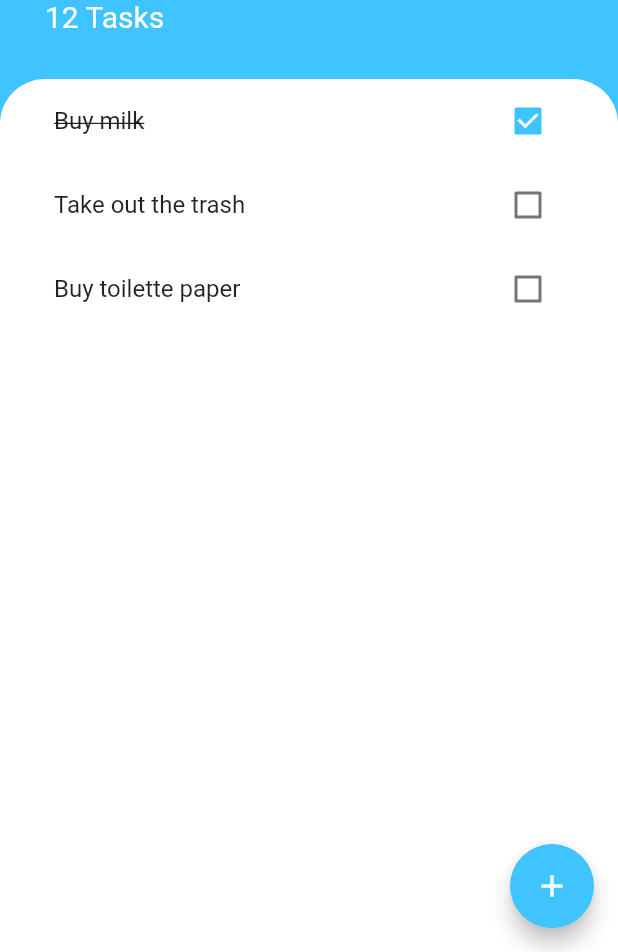
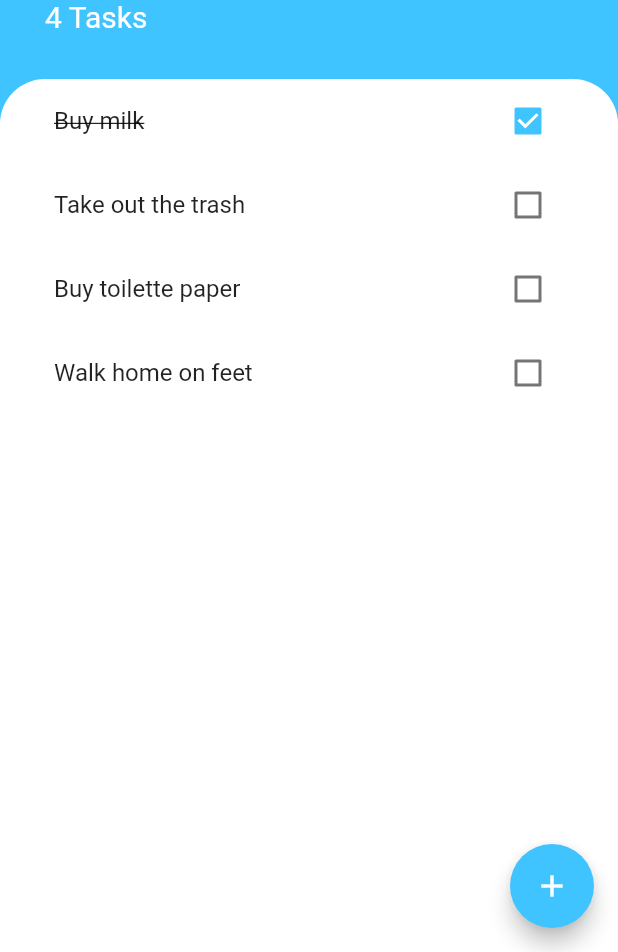
Before and after one commit to asly-97/todo_list_flutter_app, a Flutter app: the screen it shows after launch, on a phone screen of 412 x 824 dp, the part 284-1236 px from its top. Run offline on Flutter 3.47's test engine with Material 2 defaults, Android fonts, the phone set to English and light mode, and no system bars.

Commit message:
Use Provider instead of setState -  read tasks

```diff
--- a/lib/main.dart
+++ b/lib/main.dart
@@ -1,4 +1,7 @@
 import 'package:flutter/material.dart';
+import 'package:provider/provider.dart';
+import 'package:todo_list_flutter/models/task.dart';
+import 'package:todo_list_flutter/models/todolist.dart';
 import 'package:todo_list_flutter/screens/tasks_screen.dart';
 
 void main() {
@@ -8,8 +11,11 @@ void main() {
 class MyApp extends StatelessWidget {
   @override
   Widget build(BuildContext context) {
-    return MaterialApp(
-      home: TasksScreen(),
+    return ChangeNotifierProvider<TodoList>(
+      create: (_) => TodoList(),
+      child: MaterialApp(
+        home: TasksScreen(),
+      ),
     );
   }
 }
--- /dev/null
+++ b/lib/models/todolist.dart
@@ -0,0 +1,15 @@
+import 'package:flutter/foundation.dart';
+import 'package:todo_list_flutter/models/task.dart';
+
+class TodoList extends ChangeNotifier {
+  List<Task> tasks = [
+    Task(title: 'Buy milk', isDone: true),
+    Task(title: 'Take out the trash'),
+    Task(title: 'Buy toilette paper'),
+    Task(title: 'Walk home on feet'),
+  ];
+
+  int get count {
+    return tasks.length;
+  }
+}
--- a/lib/screens/tasks_screen.dart
+++ b/lib/screens/tasks_screen.dart
@@ -1,23 +1,11 @@
 import 'dart:ui';
+import 'package:flutter/material.dart';
+import 'package:todo_list_flutter/models/todolist.dart';
+import 'package:todo_list_flutter/screens/AddTaskScreen.dart';
+import 'package:todo_list_flutter/widgets/tasks_list.dart';
+import 'package:provider/provider.dart';
 
-import 'package:flutter/material.dart';
-import 'package:todo_list_flutter/screens/AddTaskScreen.dart';
-import 'package:todo_list_flutter/widgets/task_tile.dart';
-import 'package:todo_list_flutter/widgets/tasks_list.dart';
-import 'package:todo_list_flutter/models/task.dart';
-
-class TasksScreen extends StatefulWidget {
-  @override
-  State<TasksScreen> createState() => _TasksScreenState();
-}
-
-class _TasksScreenState extends State<TasksScreen> {
-  List<Task> tasks = [
-    Task(title: 'Buy milk', isDone: true),
-    Task(title: 'Take out the trash'),
-    Task(title: 'Buy toilette paper'),
-  ];
-
+class TasksScreen extends StatelessWidget {
   @override
   Widget build(BuildContext context) {
     return Scaffold(
@@ -34,9 +22,10 @@ class _TasksScreenState extends State<TasksScreen> {
                         bottom: MediaQuery.of(context).viewInsets.bottom),
                     child: AddTaskScreen(
                       onAddTask: (taskTitle) {
+                        /*
                         setState(() {
                           tasks.add(Task(title: taskTitle));
-                        });
+                        });*/
                       },
                     ),
                   )));
@@ -78,7 +67,7 @@ class _TasksScreenState extends State<TasksScreen> {
                   ),
                 ),
                 Text(
-                  '12 Tasks',
+                  '${Provider.of<TodoList>(context).tasks.length} Tasks',
                   style: TextStyle(
                     color: Colors.white,
                     fontSize: 20,
@@ -100,8 +89,8 @@ class _TasksScreenState extends State<TasksScreen> {
                 ),
               ),
               child: TasksList(
-                tasks: tasks,
-              ),
+                  //tasks: Provider.of<TodoList>(context).tasks,
+                  ),
             ),
           ),
         ],
--- a/lib/widgets/tasks_list.dart
+++ b/lib/widgets/tasks_list.dart
@@ -1,31 +1,28 @@
 import 'package:flutter/material.dart';
+import 'package:provider/provider.dart';
+import 'package:todo_list_flutter/models/todolist.dart';
 import 'package:todo_list_flutter/widgets/task_tile.dart';
-import 'package:todo_list_flutter/models/task.dart';
 
-class TasksList extends StatefulWidget {
-  List<Task> tasks;
-
-  TasksList({required this.tasks});
-
-  @override
-  State<TasksList> createState() => _TasksListState();
-}
-
-class _TasksListState extends State<TasksList> {
+class TasksList extends StatelessWidget {
   @override
   Widget build(BuildContext context) {
+    return Consumer<TodoList>(
+      builder: (context, todolist, child) {
         return ListView.builder(
-        itemCount: widget.tasks.length,
+            itemCount: todolist.count,
             itemBuilder: (context, index) {
               return TaskTile(
-            title: widget.tasks.elementAt(index).title,
-            isChecked: widget.tasks.elementAt(index).isDone,
+                title: todolist.tasks.elementAt(index).title,
+                isChecked: todolist.tasks.elementAt(index).isDone,
                 checkboxCallback: (state) {
+                  /*
                 setState(() {
-                widget.tasks.elementAt(index).toggleDone();
+                  tasks.elementAt(index).toggleDone();
+                });*/
+                },
+              );
             });
       },
     );
-        });
   }
 }
--- a/pubspec.yaml
+++ b/pubspec.yaml
@@ -36,6 +36,7 @@ dependencies:
   # The following adds the Cupertino Icons font to your application.
   # Use with the CupertinoIcons class for iOS style icons.
   cupertino_icons: ^1.0.2
+  provider: ^6.0.4
 
 dev_dependencies:
   flutter_test:
```
Also changed, not shown: pubspec.lock, 1 other file. Lines whose indentation alone changed are shown as unchanged.
